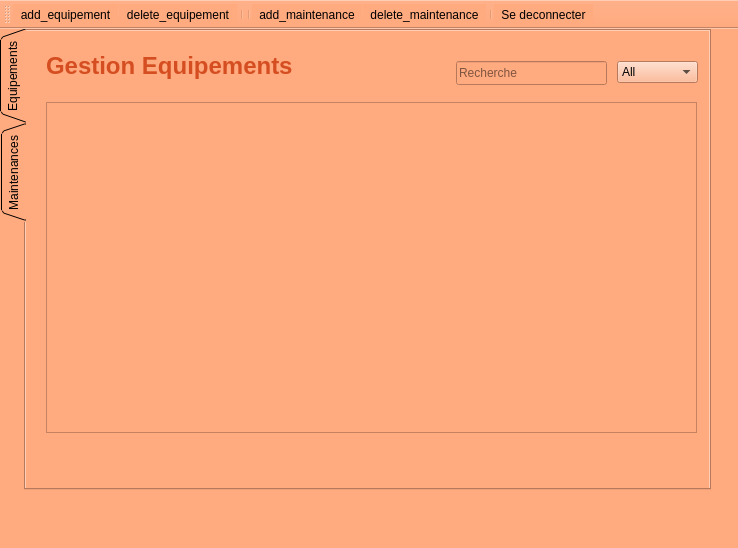
Above: new_agency/gestion_wael.ui from nefissaKhiari/Smart_News_Agency_2A20 before the change. Below: the same form after it.
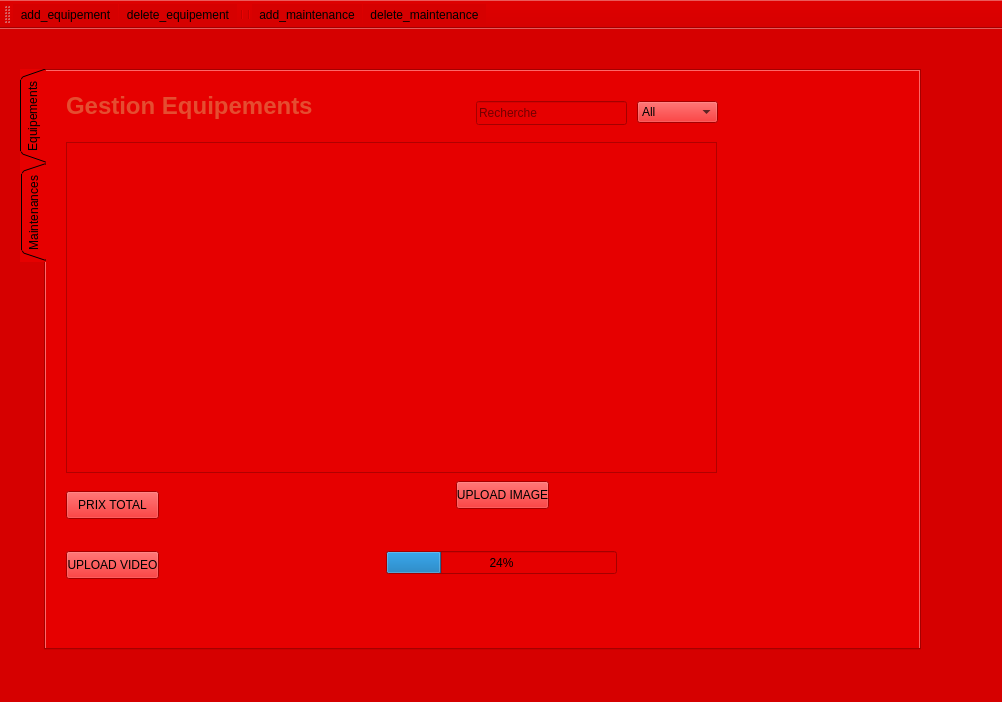
That is the form after the change. Icons and pictures are not drawn.

```diff
--- a/new_agency/gestion_wael.ui
+++ b/new_agency/gestion_wael.ui
@@ -6,30 +6,30 @@
    <rect>
     <x>0</x>
     <y>0</y>
-    <width>738</width>
-    <height>548</height>
+    <width>1002</width>
+    <height>702</height>
    </rect>
   </property>
   <property name="windowTitle">
    <string>MainWindow</string>
   </property>
   <property name="styleSheet">
-   <string notr="true">background-color: rgb(255, 170, 127);
-background-image: url(:/new/prefix1/img/hand-painted-watercolor-background-with-sky-clouds-shape_24972-1095.jpg);</string>
+   <string notr="true">background-image: url(:/new/prefix1/img/hand-painted-watercolor-background-with-sky-clouds-shape_24972-1095.jpg);
+background-color: rgb(214, 0, 0);
+background-image: url(:/new/prefix1/img/maxresdefault.jpg);</string>
   </property>
   <widget class="QWidget" name="centralwidget">
    <widget class="QTabWidget" name="tabWidget">
     <property name="geometry">
      <rect>
-      <x>0</x>
-      <y>0</y>
-      <width>711</width>
-      <height>461</height>
+      <x>20</x>
+      <y>40</y>
+      <width>901</width>
+      <height>581</height>
      </rect>
     </property>
     <property name="styleSheet">
-     <string notr="true">background-color: rgb(255, 170, 127);
-background-image: url(:/new/prefix1/img/hand-painted-watercolor-background-with-sky-clouds-shape_24972-1095.jpg);</string>
+     <string notr="true">background-color: rgb(230, 0, 0);</string>
     </property>
     <property name="tabPosition">
      <enum>QTabWidget::West</enum>
@@ -95,7 +95,7 @@
        </rect>
       </property>
       <property name="text">
-       <string>&lt;html&gt;&lt;head/&gt;&lt;body&gt;&lt;p&gt;&lt;span style=&quot; font-size:18pt; font-weight:600; color:#d54e21;&quot;&gt;Gestion Equipements&lt;/span&gt;&lt;/p&gt;&lt;/body&gt;&lt;/html&gt;</string>
+       <string>&lt;html&gt;&lt;head/&gt;&lt;body&gt;&lt;p&gt;&lt;span style=&quot; font-size:18pt; font-weight:600; color:#e54d30;&quot;&gt;Gestion Equipements&lt;/span&gt;&lt;/p&gt;&lt;/body&gt;&lt;/html&gt;</string>
       </property>
      </widget>
      <widget class="QComboBox" name="equipement_sel_col">
@@ -138,6 +138,123 @@
        </property>
       </item>
      </widget>
+     <widget class="QPushButton" name="pushButton_3">
+      <property name="geometry">
+       <rect>
+        <x>410</x>
+        <y>410</y>
+        <width>93</width>
+        <height>28</height>
+       </rect>
+      </property>
+      <property name="text">
+       <string>UPLOAD IMAGE</string>
+      </property>
+     </widget>
+     <widget class="QLabel" name="label_2">
+      <property name="geometry">
+       <rect>
+        <x>600</x>
+        <y>420</y>
+        <width>131</width>
+        <height>81</height>
+       </rect>
+      </property>
+      <property name="text">
+       <string/>
+      </property>
+     </widget>
+     <widget class="QProgressBar" name="progressBar">
+      <property name="geometry">
+       <rect>
+        <x>340</x>
+        <y>480</y>
+        <width>231</width>
+        <height>23</height>
+       </rect>
+      </property>
+      <property name="value">
+       <number>24</number>
+      </property>
+     </widget>
+     <widget class="QPushButton" name="pushButton">
+      <property name="geometry">
+       <rect>
+        <x>20</x>
+        <y>420</y>
+        <width>93</width>
+        <height>28</height>
+       </rect>
+      </property>
+      <property name="text">
+       <string>PRIX TOTAL</string>
+      </property>
+     </widget>
+     <widget class="QLabel" name="label_3">
+      <property name="geometry">
+       <rect>
+        <x>140</x>
+        <y>426</y>
+        <width>81</width>
+        <height>20</height>
+       </rect>
+      </property>
+      <property name="text">
+       <string/>
+      </property>
+     </widget>
+     <widget class="QLabel" name="label_5">
+      <property name="geometry">
+       <rect>
+        <x>134</x>
+        <y>475</y>
+        <width>71</width>
+        <height>21</height>
+       </rect>
+      </property>
+      <property name="text">
+       <string/>
+      </property>
+     </widget>
+     <widget class="QPushButton" name="pushButton_4">
+      <property name="geometry">
+       <rect>
+        <x>20</x>
+        <y>480</y>
+        <width>93</width>
+        <height>28</height>
+       </rect>
+      </property>
+      <property name="text">
+       <string>UPLOAD VIDEO</string>
+      </property>
+     </widget>
+     <widget class="QLabel" name="Clocklabel">
+      <property name="geometry">
+       <rect>
+        <x>700</x>
+        <y>10</y>
+        <width>121</width>
+        <height>16</height>
+       </rect>
+      </property>
+      <property name="text">
+       <string/>
+      </property>
+     </widget>
+     <widget class="QLabel" name="date">
+      <property name="geometry">
+       <rect>
+        <x>700</x>
+        <y>45</y>
+        <width>111</width>
+        <height>21</height>
+       </rect>
+      </property>
+      <property name="text">
+       <string/>
+      </property>
+     </widget>
     </widget>
     <widget class="QWidget" name="tab_2">
      <attribute name="title">
@@ -274,8 +391,6 @@
    <addaction name="separator"/>
    <addaction name="actionadd_maintenance"/>
    <addaction name="actiondelete_maintenance"/>
-   <addaction name="separator"/>
-   <addaction name="actiondeconnecter"/>
   </widget>
   <action name="actionadd_equipement">
    <property name="icon">
@@ -319,22 +434,6 @@
     <string>Ctrl+Shift+D</string>
    </property>
   </action>
-  <action name="actiondeconnecter">
-   <property name="icon">
-    <iconset>
-     <normaloff>img/Windows-Log-Off-icon.png</normaloff>
-     <normalon>:/new/prefix1/img/Windows-Log-Off-icon.png</normalon>img/Windows-Log-Off-icon.png</iconset>
-   </property>
-   <property name="text">
-    <string>Se deconnecter</string>
-   </property>
-   <property name="toolTip">
-    <string>deconnecter</string>
-   </property>
-   <property name="shortcut">
-    <string>Ctrl+O</string>
-   </property>
-  </action>
  </widget>
  <resources/>
  <connections/>
```
Left out of the diff: 71 changed lines with no effect on the pictures.
